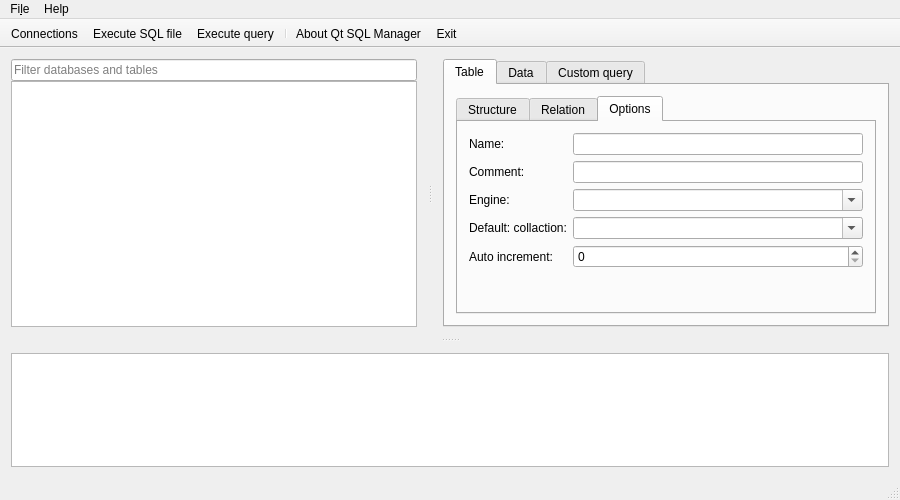
The window that mainwindow.ui (kilab/qt-sqlmanager) describes before a commit, drawn with Qt 5.
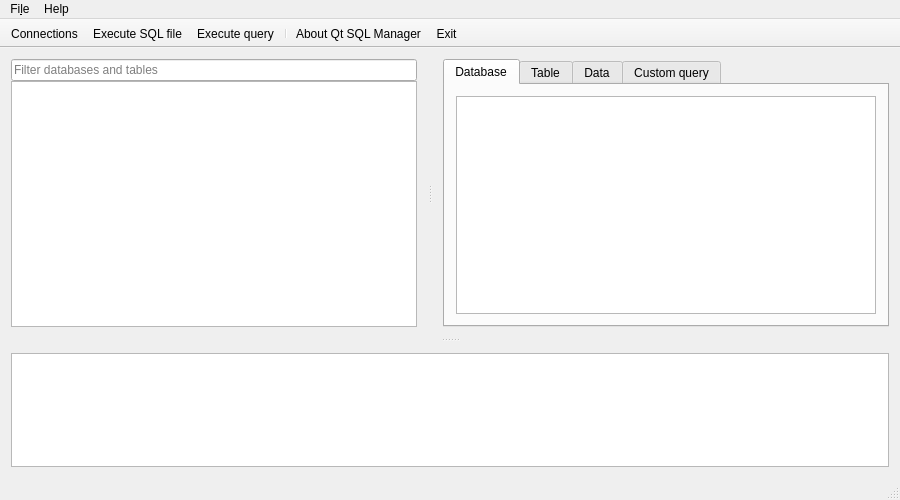
The same window after the commit. Icons and pictures are not drawn.

Commit message: Added tab do display current database structure

What changed in the file:
```diff
--- a/mainwindow.ui
+++ b/mainwindow.ui
@@ -196,6 +196,16 @@
            <property name="currentIndex">
             <number>0</number>
            </property>
+           <widget class="QWidget" name="Tab_Database">
+            <attribute name="title">
+             <string>Database</string>
+            </attribute>
+            <layout class="QGridLayout" name="gridLayout_6">
+             <item row="0" column="0">
+              <widget class="QTableWidget" name="Database_Structure_Table"/>
+             </item>
+            </layout>
+           </widget>
            <widget class="QWidget" name="Tab_Table">
             <attribute name="title">
              <string>Table</string>
```
Left out of the diff: 2 changed lines with no effect on the pictures. The commit also changes 1 other file.
